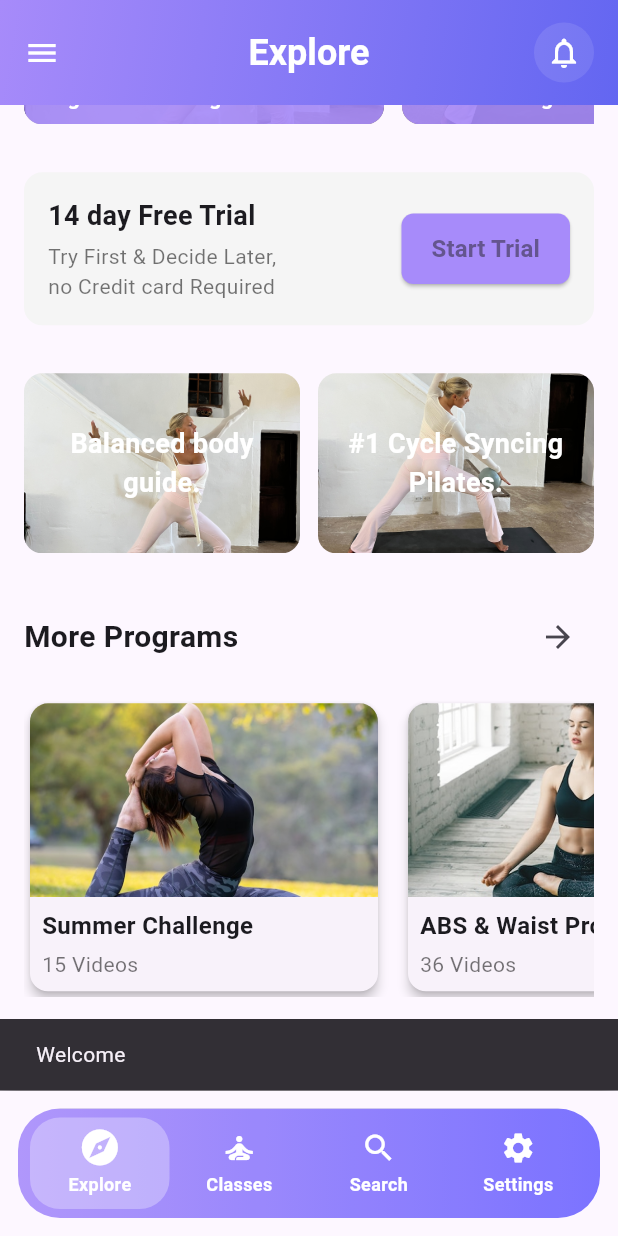
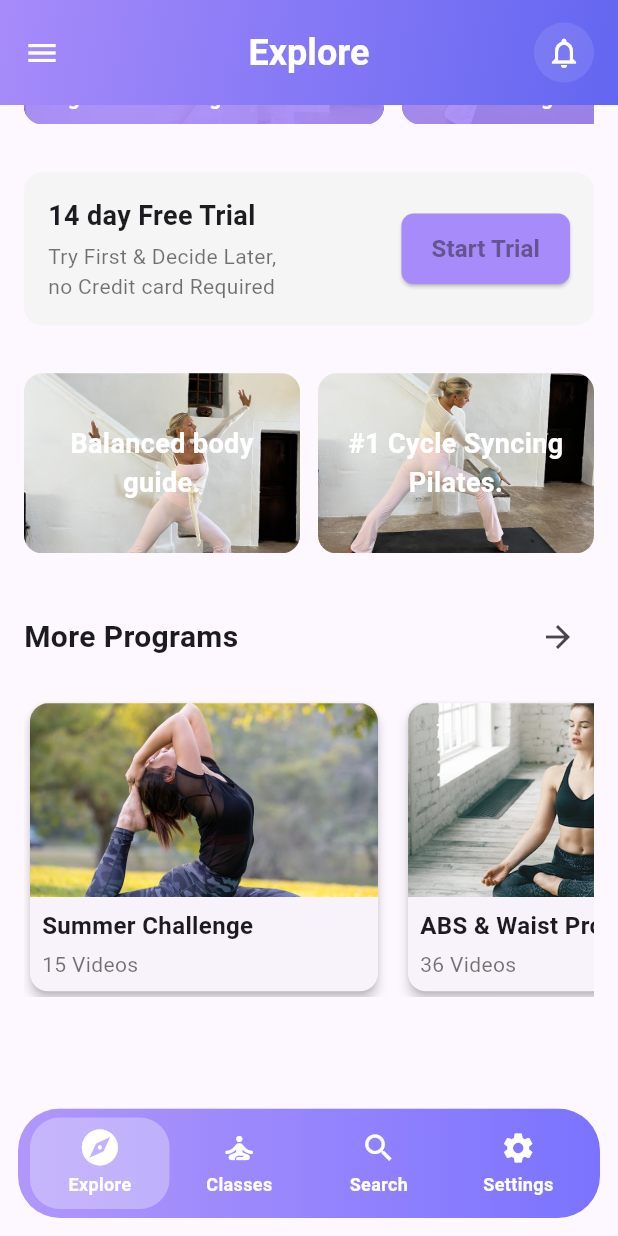
Before and after one commit to Vivek5kwt/saara, a Flutter app: the screen it shows once a user with an empty profile is signed in, scrolled down 516 dp, on a phone screen of 412 x 824 dp. Run offline on Flutter 3.47's test engine with Material 3 defaults, Android fonts, the phone set to English and light mode, and no system bars; our stand-ins replace bloc, equatable, firebase_auth, firebase_core, flutter_bloc, go_router and 2 more; missing offline and left inert: flutter_facebook_auth; accounts and stored records are empty; network calls fail.

Commit message:
Make program cards open video and remove welcome snackbar

```diff
--- a/lib/app.dart
+++ b/lib/app.dart
@@ -165,10 +165,6 @@ class App extends StatelessWidget {
             return BlocListener<AuthBloc, AuthState>(
               listener: (context, state) {
                 if (state.status == AuthStatus.authenticated) {
-                  final name = state.user?.name ?? state.user?.email ?? 'User';
-                  _messengerKey.currentState?.showSnackBar(
-                    SnackBar(content: Text('Welcome $name')),
-                  );
                   router.go('/');
                 } else if (state.error != null) {
                   _messengerKey.currentState?.showSnackBar(
--- a/lib/features/home/view/home_page.dart
+++ b/lib/features/home/view/home_page.dart
@@ -445,6 +445,7 @@ class _ExploreViewState extends State<_ExploreView> {
                     image: item.image,
                     title: item.title,
                     subtitle: item.subtitle,
+                    onTap: () => context.push('/video'),
                   );
                 },
               );
@@ -493,10 +494,12 @@ class _FeatureCard extends StatelessWidget {
 
 class _ProgramCard extends StatelessWidget {
   final String image, title, subtitle;
+  final VoidCallback? onTap;
   const _ProgramCard({
     required this.image,
     required this.title,
     required this.subtitle,
+    this.onTap,
   });
 
   @override
@@ -507,6 +510,8 @@ class _ProgramCard extends StatelessWidget {
         elevation: 3,
         shape: RoundedRectangleBorder(borderRadius: BorderRadius.circular(12)),
         clipBehavior: Clip.antiAlias,
+        child: InkWell(
+          onTap: onTap,
           child: Column(
             crossAxisAlignment: CrossAxisAlignment.start,
             children: [
@@ -539,6 +544,7 @@ class _ProgramCard extends StatelessWidget {
             ],
           ),
         ),
+      ),
     );
   }
 }
```
Lines whose indentation alone changed are shown as unchanged.
